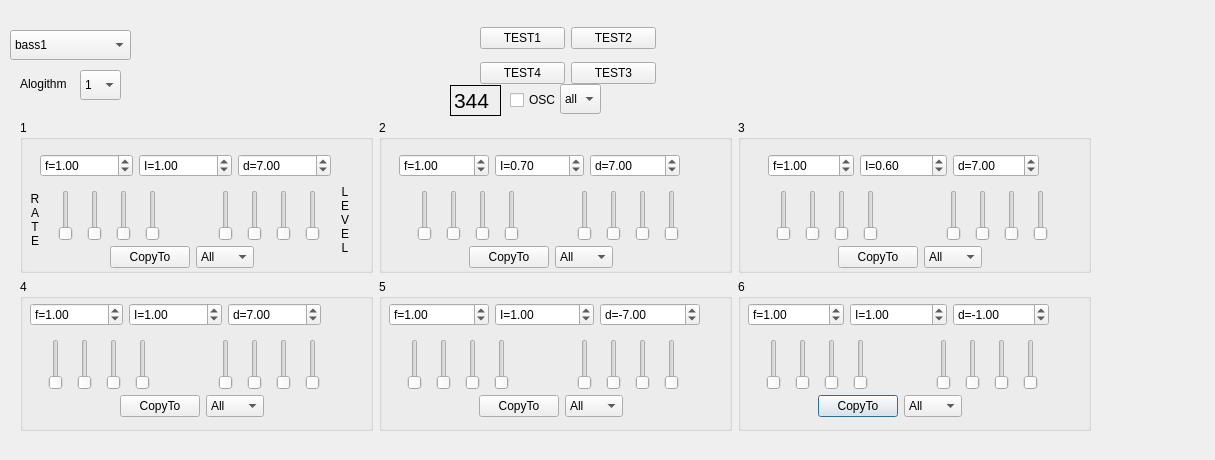
First picture: the form in FM/fm_dialog.ui, repository Warchild33/FormantSynth, before the edit.
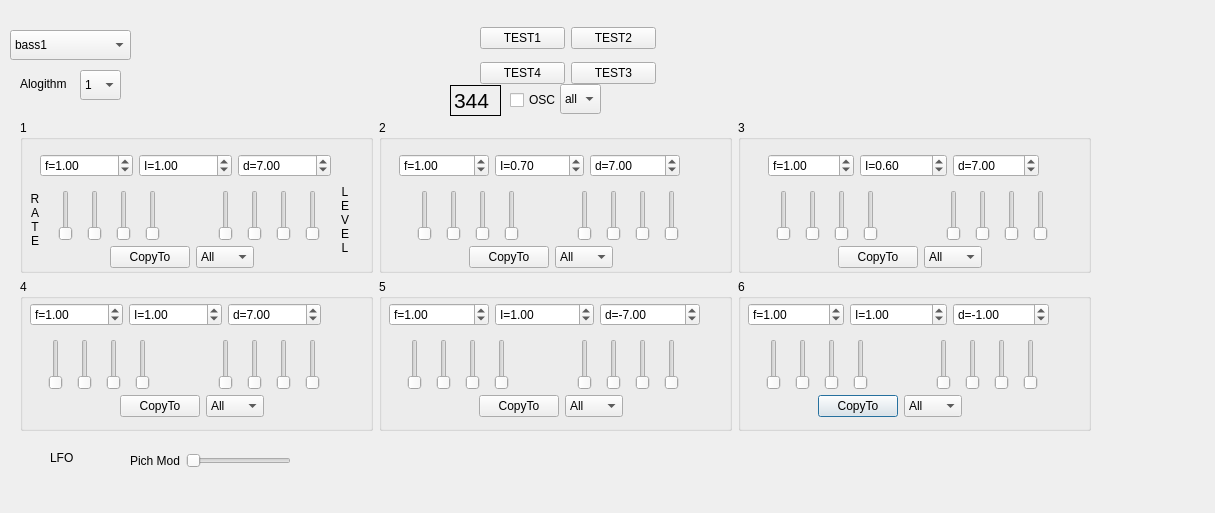
Second picture: the form after the edit. Custom widgets are drawn as their Qt base class.

Commit message: add pich modulation depth to the gui parametres

What changed in the file:
```diff
--- a/FM/fm_dialog.ui
+++ b/FM/fm_dialog.ui
@@ -7,7 +7,7 @@
     <x>0</x>
     <y>0</y>
     <width>1215</width>
-    <height>460</height>
+    <height>513</height>
    </rect>
   </property>
   <property name="windowTitle">
@@ -1619,6 +1619,45 @@
     </item>
    </layout>
   </widget>
+  <widget class="QLabel" name="label_5">
+   <property name="geometry">
+    <rect>
+     <x>50</x>
+     <y>450</y>
+     <width>50</width>
+     <height>16</height>
+    </rect>
+   </property>
+   <property name="text">
+    <string>LFO</string>
+   </property>
+  </widget>
+  <widget class="QWidget" name="">
+   <property name="geometry">
+    <rect>
+     <x>130</x>
+     <y>450</y>
+     <width>161</width>
+     <height>22</height>
+    </rect>
+   </property>
+   <layout class="QHBoxLayout" name="horizontalLayout_25">
+    <item>
+     <widget class="QLabel" name="label_6">
+      <property name="text">
+       <string>Pich Mod</string>
+      </property>
+     </widget>
+    </item>
+    <item>
+     <widget class="QSlider" name="pichMod">
+      <property name="orientation">
+       <enum>Qt::Horizontal</enum>
+      </property>
+     </widget>
+    </item>
+   </layout>
+  </widget>
  </widget>
  <customwidgets>
   <customwidget>
```
The commit also changes 7 other files.
